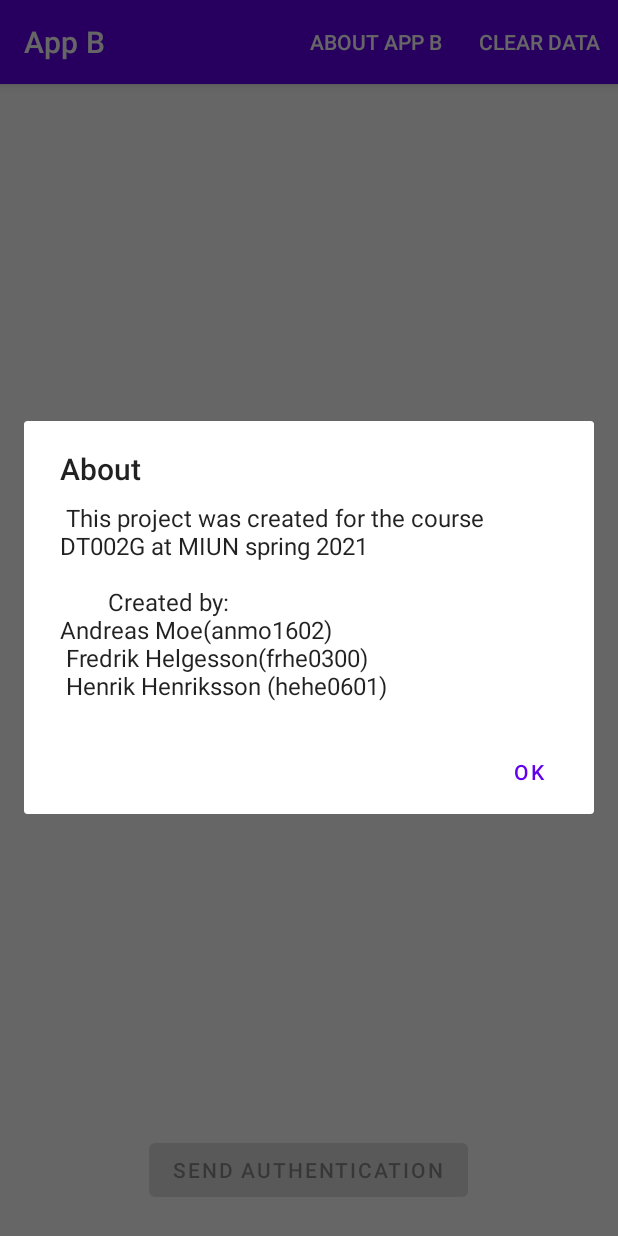
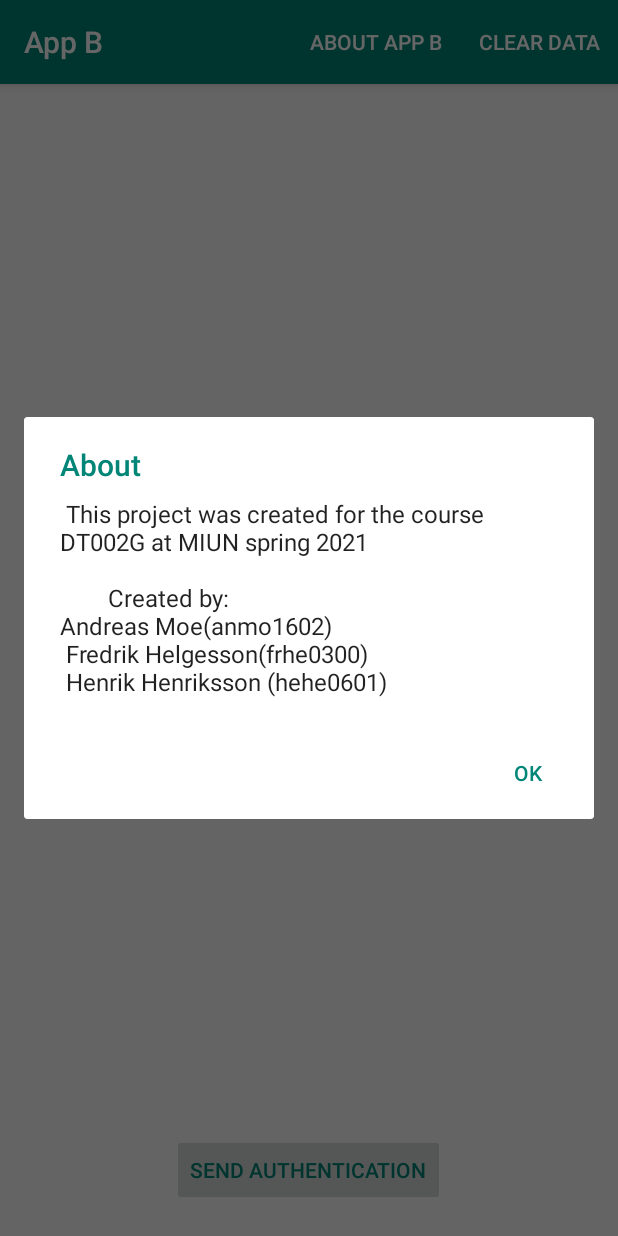
Before and after one commit to fleshcoat/dt002g_Intent_Hijacking_Group10, an Android app: the screen it shows after launch (MainActivity), after a tap on "ABOUT APP B", on a phone screen of 412 x 824 dp. Run offline under Robolectric (Android 15) with nearby library versions, the phone set to English and light mode, and no system bars.

Commit message:
Changed app color of app B

```diff
--- a/AppB/app/src/main/AndroidManifest.xml
+++ b/AppB/app/src/main/AndroidManifest.xml
@@ -8,7 +8,7 @@
         android:label="@string/app_name"
         android:roundIcon="@mipmap/ic_launcher_round"
         android:supportsRtl="true"
-        android:theme="@style/Theme.AppB">
+        android:theme="@style/AppTheme">
         <activity android:name=".MainActivity">
             <intent-filter>
                 <action android:name="android.intent.action.MAIN" />
--- a/AppB/app/src/main/res/values/colors.xml
+++ b/AppB/app/src/main/res/values/colors.xml
@@ -7,4 +7,8 @@
     <color name="teal_700">#FF018786</color>
     <color name="black">#FF000000</color>
     <color name="white">#FFFFFFFF</color>
+    <color name="colorPrimary">#008577</color>
+    <color name="colorPrimaryDark">#00574B</color>
+    <color name="colorAccent">#D81B60</color>
+    <color name="skyBlue">#87CEEB</color>
 </resources>
--- /dev/null
+++ b/AppB/app/src/main/res/values/styles.xml
@@ -0,0 +1,9 @@
+<resources>
+    <style name="AppTheme" parent="Theme.AppCompat.Light.DarkActionBar">
+        <item name="colorPrimary">@color/colorPrimary</item>
+        <item name="colorPrimaryDark">@color/colorPrimaryDark</item>
+        <item name="colorAccent">@color/colorAccent</item>
+        <item name="android:textColor">@color/colorPrimary</item>
+        <item name="android:itemBackground">@color/skyBlue</item>
+    </style>
+</resources>
```
